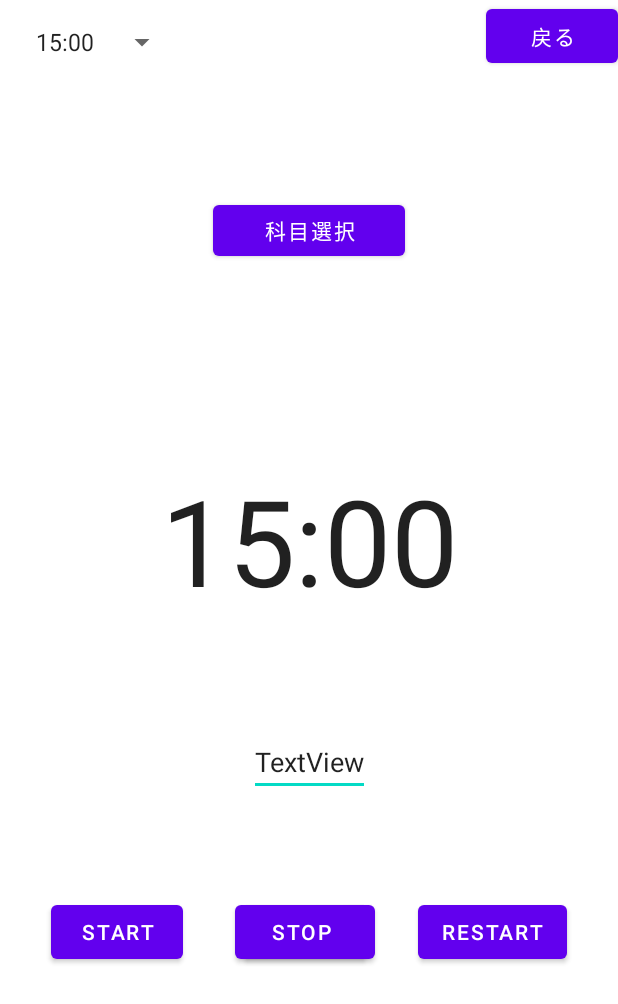
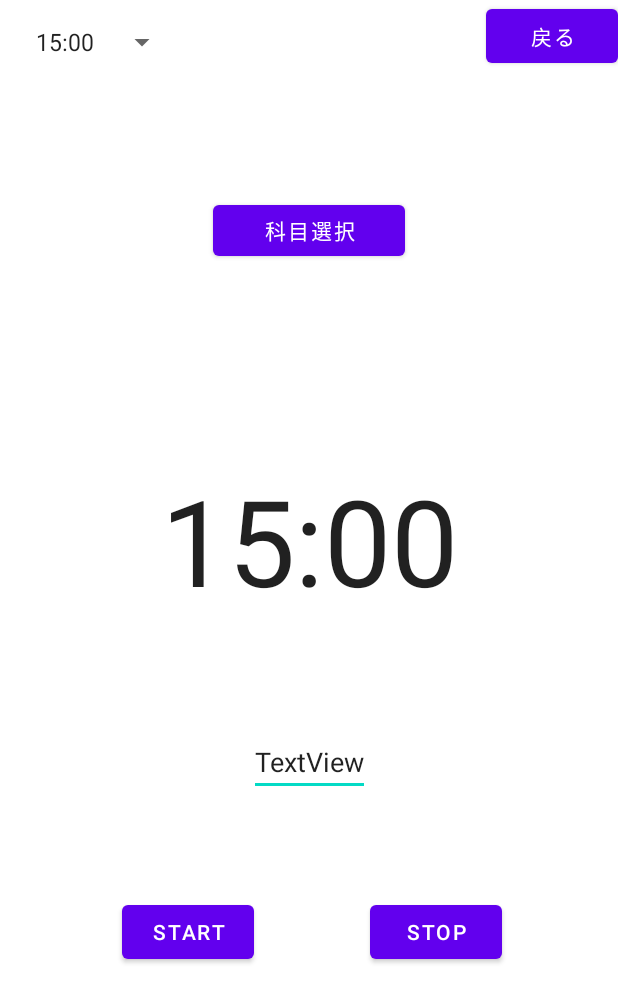
Before and after one commit to spr2140080/StudyTest2, an Android app: the TimeActivity screen opened directly, with no data from a screen before it, on a phone screen of 412 x 824 dp. Shown: the top 1004 px of the screen. Run offline under Robolectric (Android 15) with nearby library versions, the phone set to English and light mode, and no system bars.

Commit message:
Revert "timer(修正）"
This reverts commit 8697dc13

```diff
--- a/app/src/main/res/layout/activity_time.xml
+++ b/app/src/main/res/layout/activity_time.xml
@@ -21,7 +21,6 @@
         android:id="@+id/timerText"
         android:layout_width="227dp"
         android:layout_height="112dp"
-        android:text="15:00"
         android:textAlignment="center"
         android:textAppearance="@style/TextAppearance.AppCompat.Large"
         android:textSize="80sp"
@@ -42,26 +41,6 @@
         app:layout_constraintTop_toBottomOf="@+id/backbutton"
         app:layout_constraintVertical_bias="0.39" />
 
-    <Button
-        android:id="@+id/StopButton"
-        android:layout_width="wrap_content"
-        android:layout_height="wrap_content"
-        android:text="stop"
-        app:layout_constraintBottom_toBottomOf="parent"
-        app:layout_constraintEnd_toEndOf="parent"
-        app:layout_constraintStart_toStartOf="parent"
-        app:layout_constraintTop_toBottomOf="@+id/timerText" />
-
-    <Button
-        android:id="@+id/RestartButton"
-        android:layout_width="wrap_content"
-        android:layout_height="wrap_content"
-        android:text="restart"
-        app:layout_constraintBottom_toBottomOf="parent"
-        app:layout_constraintEnd_toEndOf="parent"
-        app:layout_constraintStart_toEndOf="@+id/stopButton"
-        app:layout_constraintTop_toBottomOf="@+id/timerText" />
-
     <Spinner
         android:id="@+id/spinner"
         android:layout_width="wrap_content"
@@ -78,7 +57,8 @@
         android:layout_height="wrap_content"
         android:text="start"
         app:layout_constraintBottom_toBottomOf="parent"
-        app:layout_constraintEnd_toStartOf="@+id/stopButton"
+        app:layout_constraintEnd_toEndOf="parent"
+        app:layout_constraintHorizontal_bias="0.25"
         app:layout_constraintStart_toStartOf="parent"
         app:layout_constraintTop_toBottomOf="@+id/timerText" />
 
@@ -88,7 +68,7 @@
         android:layout_height="wrap_content"
         android:text="stop"
         app:layout_constraintBottom_toBottomOf="parent"
-        app:layout_constraintEnd_toStartOf="@+id/RestartButton"
+        app:layout_constraintEnd_toEndOf="parent"
         app:layout_constraintStart_toEndOf="@+id/startButton"
         app:layout_constraintTop_toBottomOf="@+id/timerText" />
 
```
